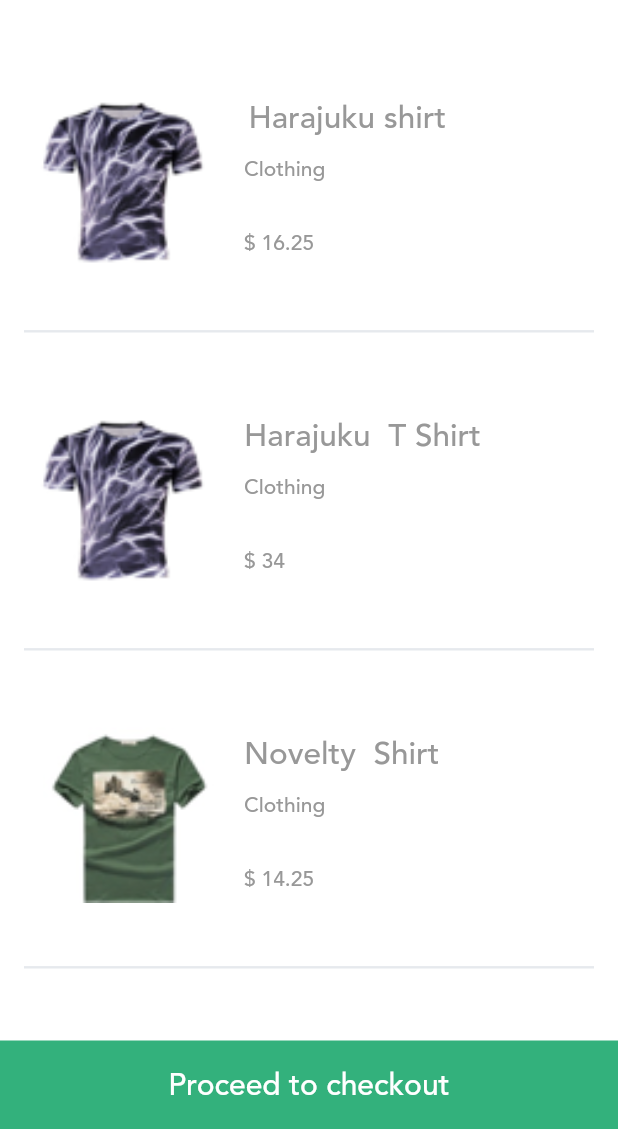
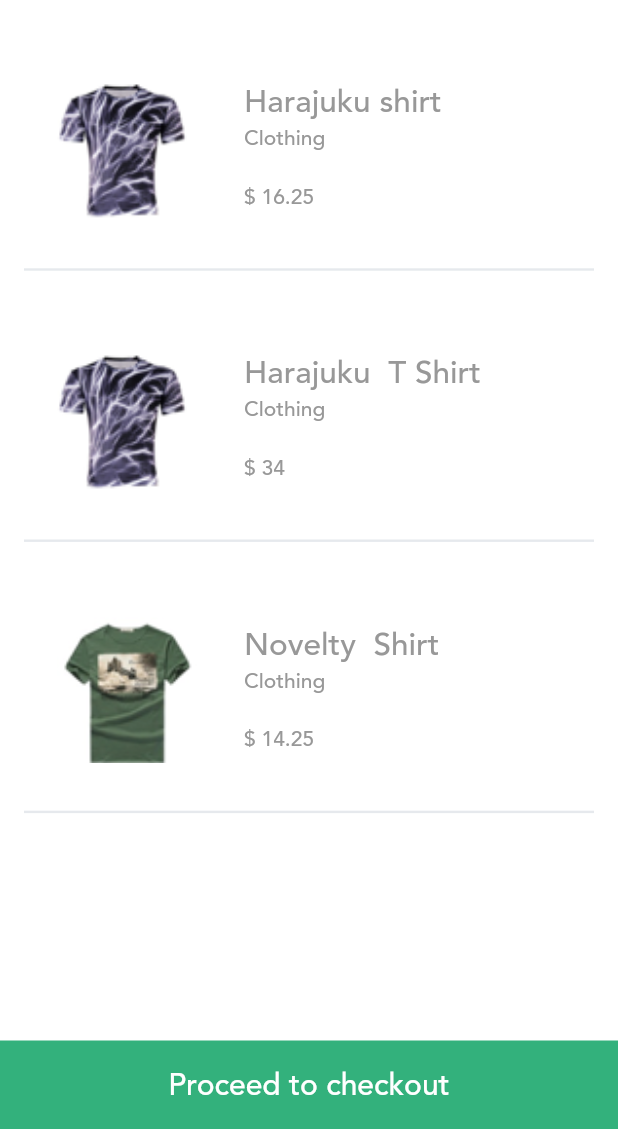
Before and after one commit to Stunntech/boutique-mobile-flutter, a Flutter app: the MyShoppingCartPage screen opened by its route, on a phone screen of 412 x 824 dp, the part 107-1236 px from its top. Run offline on Flutter 3.47's test engine with Material 2 defaults, Android fonts, the phone set to English and light mode, and no system bars; project files that could hold a hidden picture were left out.

Commit message:
design tweaks

```diff
--- a/lib/screens/cart_checkout_screens/shopping_cart.dart
+++ b/lib/screens/cart_checkout_screens/shopping_cart.dart
@@ -34,7 +34,140 @@ class MyShoppingCartPageState extends State<MyShoppingCartPage> {
         child: new Column(
           mainAxisAlignment: MainAxisAlignment.start,
           children: <Widget>[
+            _buildCustomAppBar(),
+            _buildCartList(),
+            _buildCartCheckoutButton(),
+          ],
+        ),
+      ),
+    );
+  }
+
+  Widget _buildCartCheckoutButton() {
+    return new Column(
+      crossAxisAlignment: CrossAxisAlignment.stretch,
+      mainAxisAlignment: MainAxisAlignment.center,
+      children: <Widget>[
+        new GestureDetector(
+          onTap: () {
+            Navigator.push(
+              context,
+              new MaterialPageRoute(
+                  builder: (context) => new ShippingDetailPage()),
+            );
+          },
+          child: Container(
+            padding: new EdgeInsets.all(16.0),
+            decoration: new BoxDecoration(
+              color: const Color(0xFF33b17c),
+            ),
+            child: new Text(
+              'Proceed to checkout',
+              style: TextStyle(
+                color: Colors.white,
+                fontSize: 20.0,
+                fontFamily: 'avenir_medium',
+              ),
+              textAlign: TextAlign.center,
+            ),
+          ),
+        ),
+      ],
+    );
+  }
+
+  Widget _buildCartList() {
+    return new Expanded(
+      child: new GridView.count(
+        childAspectRatio: 2.5,
+        crossAxisCount: 1,
+        mainAxisSpacing: 16.0,
+        children: _tiles.map((_MyShoppingCartTile item) {
+          return new GridTile(
+            child: _buildCartListGridItem(item),
+          );
+        }).toList(),
+      ),
+    );
+  }
+
+  Widget _buildCartListGridItem(_MyShoppingCartTile item) {
+    return new Container(
+      margin: new EdgeInsets.only(left: 16.0, right: 16.0),
+      child: new Column(
+        children: <Widget>[
+          new Expanded(
+            child: new Row(
+              children: <Widget>[
+                new Expanded(
+                  child: new Container(
+                    height: 100.0,
+                    width: 50.0,
+                    child: new Image.asset(
+                      item.imageUrl,
+                      fit: BoxFit.contain,
+                    ),
+                  ),
+                ),
+                new Expanded(
+                  flex: 2,
+                  child: new Container(
+                    margin: new EdgeInsets.only(left: 20.0),
+                    child: Column(
+                      crossAxisAlignment: CrossAxisAlignment.start,
+                      mainAxisAlignment: MainAxisAlignment.center,
+                      children: <Widget>[
                         new Container(
+                          child: new Text(
+                            item.itemName,
+                            style: new TextStyle(
+                              color: const Color(0xFF989898),
+                              fontSize: 21.0,
+                              fontFamily: 'avenir_medium',
+                            ),
+                          ),
+                        ),
+                        new Container(
+                          child: new Text(
+                            item.itemType,
+                            style: new TextStyle(
+                              color: const Color(0xFF989898),
+                              fontSize: 14.0,
+                              fontFamily: 'avenir_medium',
+                            ),
+                          ),
+                        ),
+                        new Container(
+                          margin: new EdgeInsets.only(top: 20.0),
+                          child: new Text(
+                            item.itemCost,
+                            style: new TextStyle(
+                              color: const Color(0xFF989898),
+                              fontSize: 14.0,
+                              fontFamily: 'avenir_medium',
+                            ),
+                          ),
+                        ),
+                      ],
+                    ),
+                  ),
+                ),
+              ],
+            ),
+          ),
+          new Container(
+            padding: new EdgeInsets.all(0.8),
+            decoration: new BoxDecoration(
+              color: const Color(0xFFe6e9ed),
+            ),
+          ),
+        ],
+      ),
+    );
+  }
+
+  Widget _buildCustomAppBar() {
+    return new Container(
       padding: new EdgeInsets.all(8.0),
       decoration: new BoxDecoration(
         color: Colors.white,
@@ -87,139 +220,6 @@ class MyShoppingCartPageState extends State<MyShoppingCartPage> {
           ),
         ],
       ),
-            ),
-
-            new Expanded(
-              child: new GridView.count(
-                childAspectRatio: 2.0,
-                crossAxisCount: 1,
-                mainAxisSpacing: 6.0,
-                children: _tiles.map((_MyShoppingCartTile item) {
-                  return new GridTile(
-                    child: new Container(
-                      margin: new EdgeInsets.only(left: 16.0, right: 16.0),
-                      child: new Column(
-                        children: <Widget>[
-                          new Expanded(
-                            child: new Row(
-                              mainAxisAlignment: MainAxisAlignment.start,
-                              children: <Widget>[
-                                new Expanded(
-                                  child: new Container(
-                                    height: 120.0,
-                                    width: 80.0,
-                                    child: new Image.asset(
-                                      item.imageUrl,
-                                      fit: BoxFit.fill,
-                                    ),
-                                  ),
-                                ),
-                                new Expanded(
-                                  flex: 2,
-                                  child: new Container(
-                                    margin: new EdgeInsets.only(left: 20.0),
-                                    child: Column(
-                                      crossAxisAlignment:
-                                          CrossAxisAlignment.start,
-                                      mainAxisAlignment:
-                                          MainAxisAlignment.center,
-                                      children: <Widget>[
-                                        new Container(
-                                          alignment: Alignment.topLeft,
-                                          child: new Text(
-                                            item.itemName,
-                                            textAlign: TextAlign.center,
-                                            style: new TextStyle(
-                                              color: const Color(0xFF989898),
-                                              fontSize: 21.0,
-                                              fontFamily: 'avenir_medium',
-                                            ),
-                                          ),
-                                        ),
-                                        new Container(
-                                          margin:
-                                              new EdgeInsets.only(top: 10.0),
-                                          alignment: Alignment.centerLeft,
-                                          child: new Text(
-                                            item.itemType,
-                                            textAlign: TextAlign.center,
-                                            style: new TextStyle(
-                                              color: const Color(0xFF989898),
-                                              fontSize: 14.0,
-                                              fontFamily: 'avenir_medium',
-                                            ),
-                                          ),
-                                        ),
-                                        new Container(
-                                          margin:
-                                              new EdgeInsets.only(top: 30.0),
-                                          alignment: Alignment.bottomLeft,
-                                          child: new Text(
-                                            item.itemCost,
-                                            textAlign: TextAlign.center,
-                                            style: new TextStyle(
-                                              color: const Color(0xFF989898),
-                                              fontSize: 14.0,
-                                              fontFamily: 'avenir_medium',
-                                            ),
-                                          ),
-                                        ),
-                                      ],
-                                    ),
-                                  ),
-                                ),
-                              ],
-                            ),
-                          ),
-                          new Container(
-                            padding: new EdgeInsets.all(0.8),
-                            decoration: new BoxDecoration(
-                              color: const Color(0xFFe6e9ed),
-                            ),
-                          ),
-                        ],
-                      ),
-                    ),
-                  );
-                }).toList(),
-              ),
-            ),
-
-            // checkout button
-
-            new Column(
-              crossAxisAlignment: CrossAxisAlignment.stretch,
-              mainAxisAlignment: MainAxisAlignment.center,
-              children: <Widget>[
-                new GestureDetector(
-                  onTap: () {
-                    Navigator.push(
-                      context,
-                      new MaterialPageRoute(
-                          builder: (context) => new ShippingDetailPage()),
-                    );
-                  },
-                  child: Container(
-                    padding: new EdgeInsets.all(16.0),
-                    decoration: new BoxDecoration(
-                      color: const Color(0xFF33b17c),
-                    ),
-                    child: new Text(
-                      'Proceed to checkout',
-                      style: TextStyle(
-                        color: Colors.white,
-                        fontSize: 20.0,
-                        fontFamily: 'avenir_medium',
-                      ),
-                      textAlign: TextAlign.center,
-                    ),
-                  ),
-                ),
-              ],
-            ),
-          ],
-        ),
-      ),
     );
   }
 }
```
Also changed, not shown: lib/screens/sidenavigation_and_tracking_screens/my_orders.dart (+91 -40 lines). Lines whose indentation alone changed are shown as unchanged.
